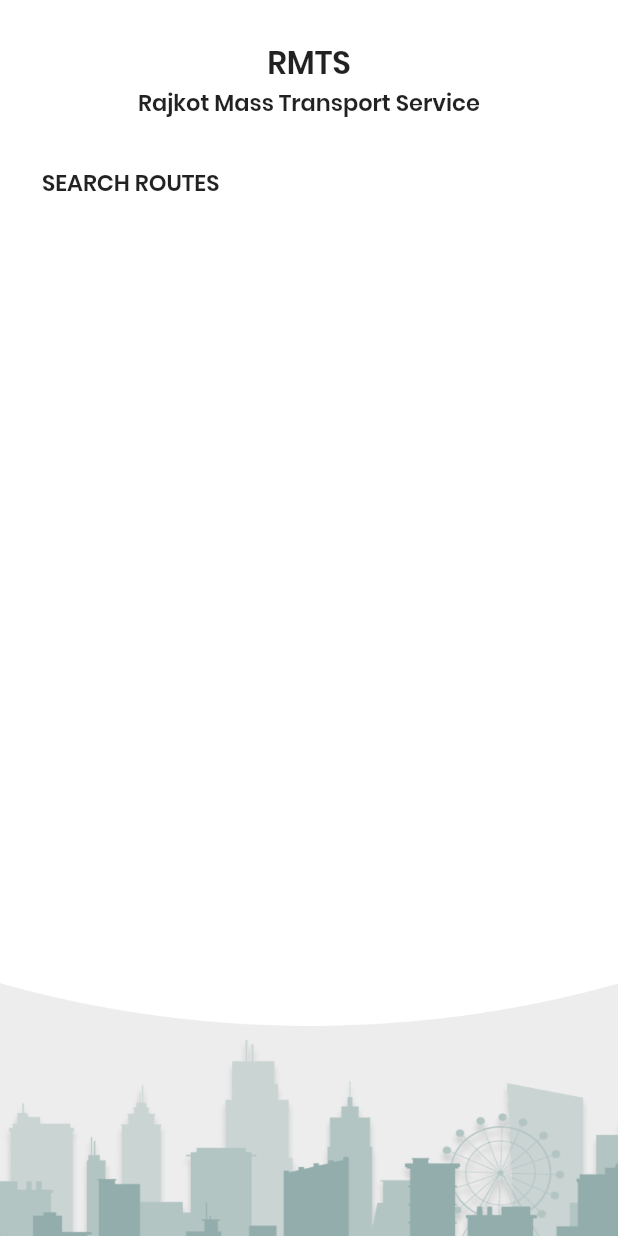
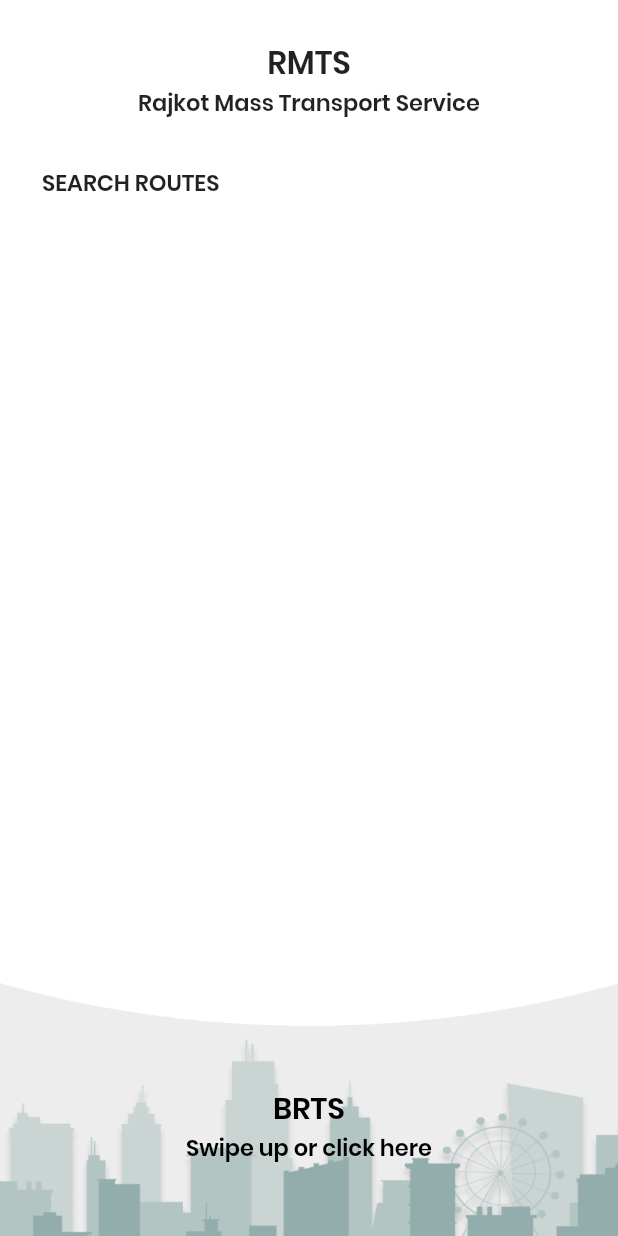
Before and after one commit to NishchayDixit/rmts_brts_flutter, a Flutter app: the screen it shows after launch, on a phone screen of 412 x 824 dp. Run offline on Flutter 3.47's test engine with Material 2 defaults, Android fonts, the phone set to English and light mode, and no system bars; missing offline and left inert: maps_launcher.

Commit message:
design changes

```diff
--- a/lib/rmts_home_screen.dart
+++ b/lib/rmts_home_screen.dart
@@ -89,7 +89,34 @@ class _RMTS_HomeScreenState extends State<RMTS_HomeScreen> {
               ),
               Expanded(
                 flex: 17,
-                child: Container(),
+                child: Container(
+                  alignment: Alignment.center,
+                  margin: EdgeInsets.only(top: 40),
+                  child: Column(
+                    children: const <Widget>[
+                      Text(
+                        "BRTS",
+                        style: TextStyle(
+                          decoration: TextDecoration.none,
+                          fontFamily: 'Poppins',
+                          fontSize: 20,
+                          fontWeight: FontWeight.w700,
+                          color: Colors.black,
+                        ),
+                      ),
+                      Text(
+                        "Swipe up or click here",
+                        style: TextStyle(
+                          decoration: TextDecoration.none,
+                          fontFamily: 'Poppins',
+                          fontSize: 15,
+                          fontWeight: FontWeight.w600,
+                          color: Colors.black,
+                        ),
+                      ),
+                    ],
+                  ),
+                ),
               ),
             ],
           ),
```
